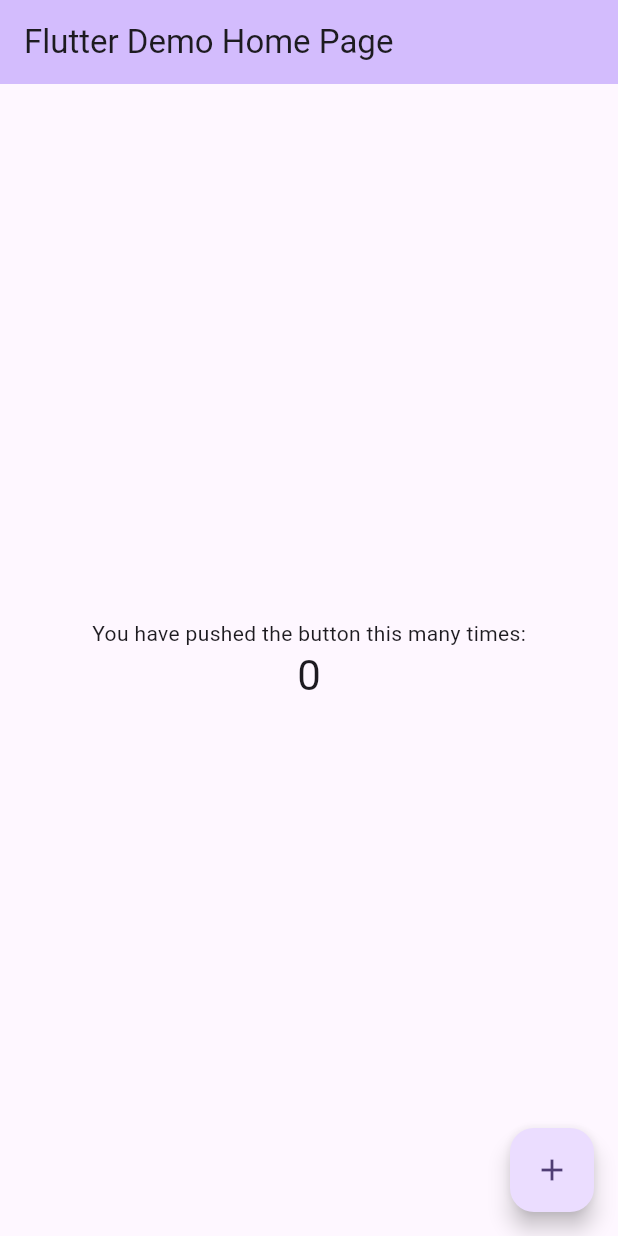
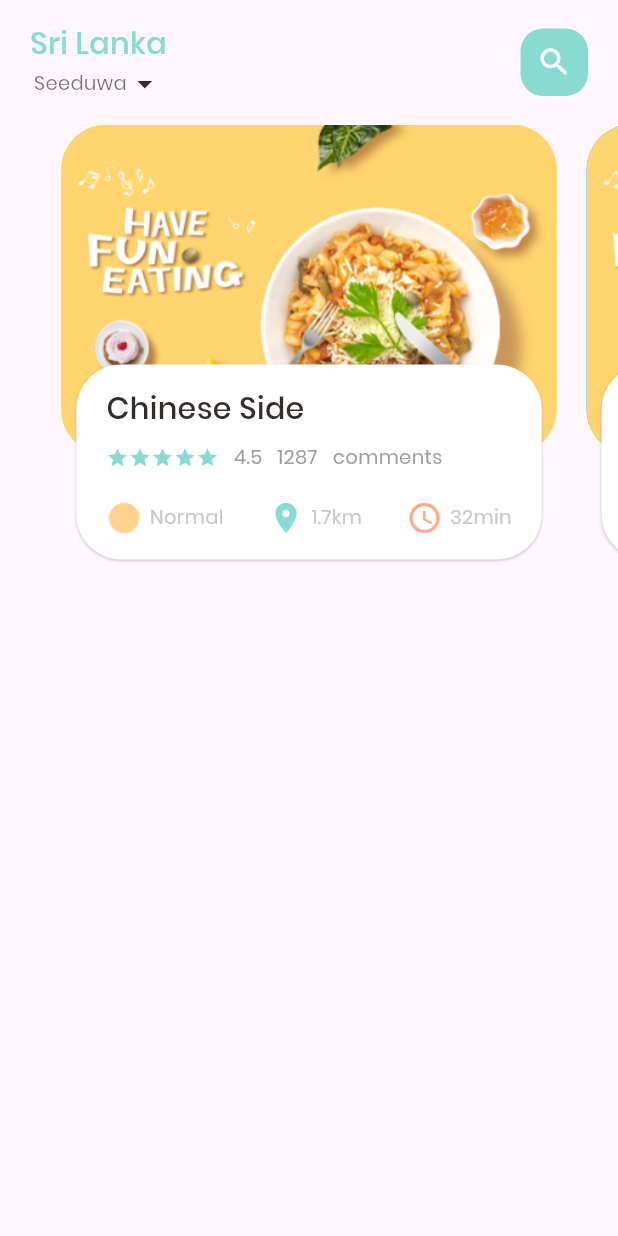
Before and after one commit to Samindu-Denuwan/yummy-Flutter-App, a Flutter app: the screen it shows after launch, on a phone screen of 412 x 824 dp. Run offline on Flutter 3.47's test engine with Material 2 defaults, Android fonts, the light colour scheme and no system bars.

Commit message:
food page body create

```diff
--- /dev/null
+++ b/lib/home/food_page_body.dart
@@ -0,0 +1,115 @@
+import 'package:flutter/material.dart';
+import 'package:yummy/utils/colors.dart';
+import 'package:yummy/widgets/big_text.dart';
+import 'package:yummy/widgets/icon_and_text-widget.dart';
+import 'package:yummy/widgets/small_text.dart';
+
+class FoodPageBody extends StatefulWidget {
+  const FoodPageBody({Key? key}) : super(key: key);
+
+  @override
+  State<FoodPageBody> createState() => _FoodPageBodyState();
+}
+
+class _FoodPageBodyState extends State<FoodPageBody> {
+  PageController pageController = PageController(
+      viewportFraction: 0.85
+  );
+  @override
+  Widget build(BuildContext context) {
+    return Container(
+      height: 320,
+      child: PageView.builder(
+        controller: pageController,
+        itemCount: 5,
+          itemBuilder: (context, position) {
+                return _buildPageItem(position);
+          },),
+    );
+  }
+}
+
+Widget _buildPageItem(int index) {
+  return Stack(
+    children: [
+      Container(
+        height: 220,
+        margin: const EdgeInsets.only(left: 10, right: 10),
+        decoration: BoxDecoration(
+          borderRadius: BorderRadius.circular(30),
+          color: index.isEven?Colors.yellow: Colors.blue,
+          image: const DecorationImage(
+            fit: BoxFit.cover,
+              image: AssetImage('assets/image/food0.png'))
+        ),
+
+
+      ),
+      Align(
+        alignment: Alignment.bottomCenter,
+        child: Container(
+          height: 130,
+          margin: const EdgeInsets.only(left: 20, right: 20, bottom: 30),
+          decoration: BoxDecoration(
+              borderRadius: BorderRadius.circular(30),
+              color: Colors.white,
+            boxShadow: [
+              BoxShadow(
+                color: Colors.grey.withOpacity(0.5),
+                offset: const Offset(0, 1),
+                spreadRadius: 0,
+                blurRadius: 1
+              )
+            ]
+
+          ),
+          child: Container(
+            padding: const EdgeInsets.symmetric(horizontal: 20, vertical: 15),
+            child: Column(
+              crossAxisAlignment: CrossAxisAlignment.start,
+              children: [
+                BigText(text: "Chinese Side"),
+                const SizedBox(height: 10,),
+                Row(
+                  children: [
+                    Wrap(
+                      children: List.generate(5, (index) =>
+                          const Icon(Icons.star, color: AppColors.mainColor,size: 15,)),
+                    ),
+                    const SizedBox(width: 10,),
+                    SmallText(text: "4.5", color: Colors.grey, ),
+                    const SizedBox(width: 10,),
+                    SmallText(text: "1287", color: Colors.grey, ),
+                    const SizedBox(width: 10,),
+                    SmallText(text: "comments", color: Colors.grey, ),
+
+                  ],
+                ),
+                const SizedBox(height: 20,),
+                const Row(
+                  mainAxisAlignment: MainAxisAlignment.spaceBetween,
+                  children: [
+                     IconAndTextWidget(text: "Normal",
+                        icon: Icons.circle_sharp,
+                        iconColor: AppColors.iconColor1),
+                    IconAndTextWidget(text: "1.7km",
+                        icon: Icons.location_on,
+                        iconColor: AppColors.mainColor),
+                    IconAndTextWidget(text: "32min",
+                        icon: Icons.access_time_rounded,
+                        iconColor: AppColors.iconColor2),
+
+
+                  ],
+                )
+
+              ],
+            ),
+          ),
+
+
+        ),
+      ),
+    ],
+  );
+}
--- /dev/null
+++ b/lib/home/main_food_page.dart
@@ -0,0 +1,70 @@
+import 'package:flutter/material.dart';
+import 'package:flutter/services.dart';
+import 'package:yummy/home/food_page_body.dart';
+import 'package:yummy/utils/colors.dart';
+import 'package:yummy/widgets/big_text.dart';
+import 'package:yummy/widgets/small_text.dart';
+
+class MainFoodPage extends StatefulWidget {
+  const MainFoodPage({Key? key}) : super(key: key);
+
+  @override
+  State<MainFoodPage> createState() => _MainFoodPageState();
+}
+
+class _MainFoodPageState extends State<MainFoodPage> {
+  @override
+  Widget build(BuildContext context) {
+    return Scaffold(
+      appBar: PreferredSize(
+        preferredSize:const Size.fromHeight(0),
+        child: AppBar(
+          systemOverlayStyle: const SystemUiOverlayStyle(
+            statusBarColor: Colors.white,
+            systemNavigationBarColor: Colors.transparent,
+            statusBarIconBrightness: Brightness.dark,
+            systemNavigationBarIconBrightness: Brightness.dark,
+          ),
+        ),
+      ),
+      body: Column(
+        children: [
+          Container(
+            child: Container(
+              margin: const EdgeInsets.only(top:15, bottom: 15),
+              padding: const EdgeInsets.symmetric(horizontal: 20),
+              child: Row(
+                mainAxisAlignment: MainAxisAlignment.spaceBetween,
+                children: [
+                   Column(
+                     crossAxisAlignment: CrossAxisAlignment.center,
+                    children: [
+                      BigText(text: "Sri Lanka", color: AppColors.mainColor,),
+                      Row(
+                        children: [
+                          SmallText(text: "Seeduwa", color: Colors.black54,),
+                          const Icon(Icons.arrow_drop_down, color: AppColors.mainBlackColor,),
+                        ],
+                      ),
+                    ],
+                  ),
+                  Center(
+                    child: Container(
+                      width: 45,
+                      height: 45,
+                      decoration: BoxDecoration(
+                          borderRadius: BorderRadius.circular(15),
+                          color: AppColors.mainColor),
+                      child: const Icon(Icons.search, color: Colors.white,),
+                    ),
+                  ),
+                ],
+              ),
+            ),
+          ),
+          FoodPageBody()
+        ],
+      ),
+    );
+  }
+}
--- a/lib/main.dart
+++ b/lib/main.dart
@@ -1,4 +1,5 @@
 import 'package:flutter/material.dart';
+import 'package:yummy/home/main_food_page.dart';
 
 void main() {
   runApp(const MyApp());
@@ -11,115 +12,14 @@ class MyApp extends StatelessWidget {
   @override
   Widget build(BuildContext context) {
     return MaterialApp(
+      debugShowCheckedModeBanner: false,
       title: 'Flutter Demo',
       theme: ThemeData(
-        // This is the theme of your application.
-        //
-        // TRY THIS: Try running your application with "flutter run". You'll see
-        // the application has a blue toolbar. Then, without quitting the app,
-        // try changing the seedColor in the colorScheme below to Colors.green
-        // and then invoke "hot reload" (save your changes or press the "hot
-        // reload" button in a Flutter-supported IDE, or press "r" if you used
-        // the command line to start the app).
-        //
-        // Notice that the counter didn't reset back to zero; the application
-        // state is not lost during the reload. To reset the state, use hot
-        // restart instead.
-        //
-        // This works for code too, not just values: Most code changes can be
-        // tested with just a hot reload.
+
         colorScheme: ColorScheme.fromSeed(seedColor: Colors.deepPurple),
         useMaterial3: true,
       ),
-      home: const MyHomePage(title: 'Flutter Demo Home Page'),
+      home: MainFoodPage(),
     );
   }
 }
-
-class MyHomePage extends StatefulWidget {
-  const MyHomePage({super.key, required this.title});
-
-  // This widget is the home page of your application. It is stateful, meaning
-  // that it has a State object (defined below) that contains fields that affect
-  // how it looks.
-
-  // This class is the configuration for the state. It holds the values (in this
-  // case the title) provided by the parent (in this case the App widget) and
-  // used by the build method of the State. Fields in a Widget subclass are
-  // always marked "final".
-
-  final String title;
-
-  @override
-  State<MyHomePage> createState() => _MyHomePageState();
-}
-
-class _MyHomePageState extends State<MyHomePage> {
-  int _counter = 0;
-
-  void _incrementCounter() {
-    setState(() {
-      // This call to setState tells the Flutter framework that something has
-      // changed in this State, which causes it to rerun the build method below
-      // so that the display can reflect the updated values. If we changed
-      // _counter without calling setState(), then the build method would not be
-      // called again, and so nothing would appear to happen.
-      _counter++;
-    });
-  }
-
-  @override
-  Widget build(BuildContext context) {
-    // This method is rerun every time setState is called, for instance as done
-    // by the _incrementCounter method above.
-    //
-    // The Flutter framework has been optimized to make rerunning build methods
-    // fast, so that you can just rebuild anything that needs updating rather
-    // than having to individually change instances of widgets.
-    return Scaffold(
-      appBar: AppBar(
-        // TRY THIS: Try changing the color here to a specific color (to
-        // Colors.amber, perhaps?) and trigger a hot reload to see the AppBar
-        // change color while the other colors stay the same.
-        backgroundColor: Theme.of(context).colorScheme.inversePrimary,
-        // Here we take the value from the MyHomePage object that was created by
-        // the App.build method, and use it to set our appbar title.
-        title: Text(widget.title),
-      ),
-      body: Center(
-        // Center is a layout widget. It takes a single child and positions it
-        // in the middle of the parent.
-        child: Column(
-          // Column is also a layout widget. It takes a list of children and
-          // arranges them vertically. By default, it sizes itself to fit its
-          // children horizontally, and tries to be as tall as its parent.
-          //
-          // Column has various properties to control how it sizes itself and
-          // how it positions its children. Here we use mainAxisAlignment to
-          // center the children vertically; the main axis here is the vertical
-          // axis because Columns are vertical (the cross axis would be
-          // horizontal).
-          //
-          // TRY THIS: Invoke "debug painting" (choose the "Toggle Debug Paint"
-          // action in the IDE, or press "p" in the console), to see the
-          // wireframe for each widget.
-          mainAxisAlignment: MainAxisAlignment.center,
-          children: <Widget>[
-            const Text(
-              'You have pushed the button this many times:',
-            ),
-            Text(
-              '$_counter',
-              style: Theme.of(context).textTheme.headlineMedium,
-            ),
-          ],
-        ),
-      ),
-      floatingActionButton: FloatingActionButton(
-        onPressed: _incrementCounter,
-        tooltip: 'Increment',
-        child: const Icon(Icons.add),
-      ), // This trailing comma makes auto-formatting nicer for build methods.
-    );
-  }
-}
--- /dev/null
+++ b/lib/widgets/big_text.dart
@@ -0,0 +1,28 @@
+import 'package:flutter/material.dart';
+
+class BigText extends StatelessWidget {
+  final String text;
+  Color? color;
+  double size;
+  TextOverflow overflow;
+   BigText({Key? key,
+    required this.text,
+     this.color = const Color(0xFF332d2b),
+     this.size = 20,
+     this.overflow = TextOverflow.ellipsis}) : super(key: key);
+
+  @override
+  Widget build(BuildContext context) {
+    return Text(
+      text,
+      maxLines: 1,
+      overflow: overflow,
+      style: TextStyle(
+        fontSize: size,
+        color: color,
+        fontFamily: 'Poppins',
+        fontWeight: FontWeight.w500
+      ),
+    );
+  }
+}
--- /dev/null
+++ b/lib/widgets/icon_and_text-widget.dart
@@ -0,0 +1,25 @@
+import 'package:flutter/material.dart';
+import 'package:yummy/widgets/small_text.dart';
+
+class IconAndTextWidget extends StatelessWidget {
+  final String text;
+  final IconData icon;
+  final Color iconColor;
+
+
+  const IconAndTextWidget({Key? key,
+    required this.text,
+    required this.icon,
+    required this.iconColor}) : super(key: key);
+
+  @override
+  Widget build(BuildContext context) {
+    return  Row(
+      children: [
+         Icon(icon, color: iconColor,),
+        const SizedBox(width: 5,),
+        SmallText(text: text)
+      ],
+    );
+  }
+}
--- /dev/null
+++ b/lib/widgets/small_text.dart
@@ -0,0 +1,28 @@
+import 'package:flutter/material.dart';
+
+class SmallText extends StatelessWidget {
+  final String text;
+  Color? color;
+  double size;
+  double height;
+  SmallText({Key? key,
+    required this.text,
+    this.color = const Color(0xFFccc7c5),
+    this.size = 13,
+    this.height= 1.2,
+    }) : super(key: key);
+
+  @override
+  Widget build(BuildContext context) {
+    return Text(
+      text,
+      style: TextStyle(
+          fontSize: size,
+          color: color,
+          fontFamily: 'Poppins',
+          fontWeight: FontWeight.normal,
+        height: height
+      ),
+    );
+  }
+}
```
